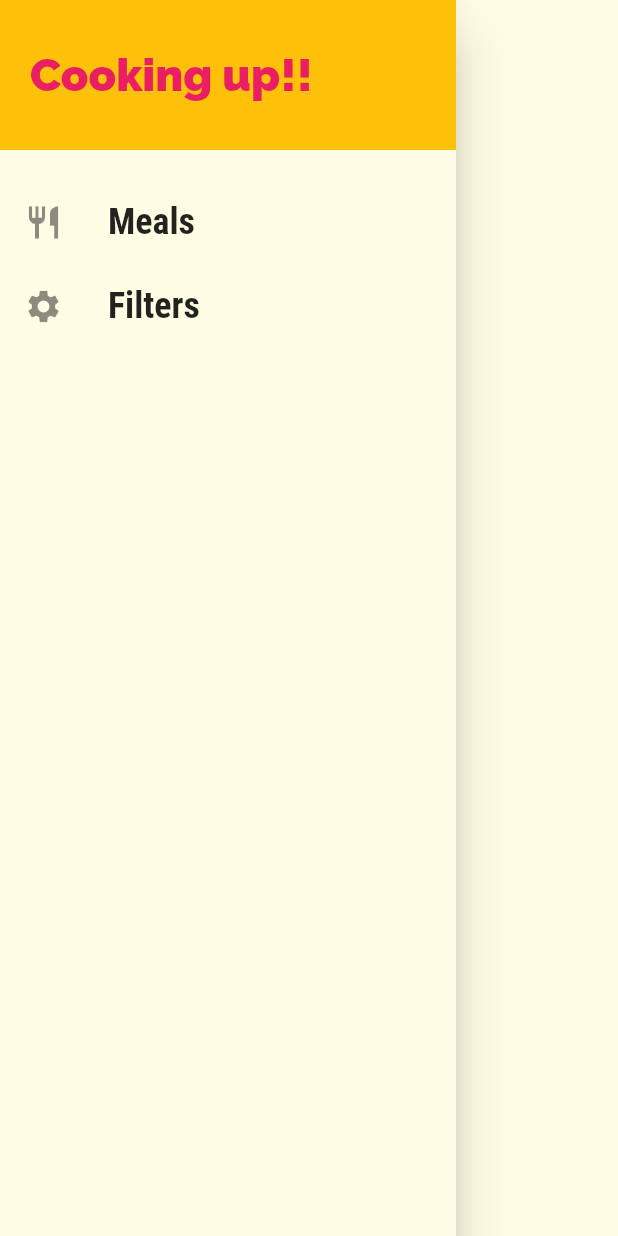
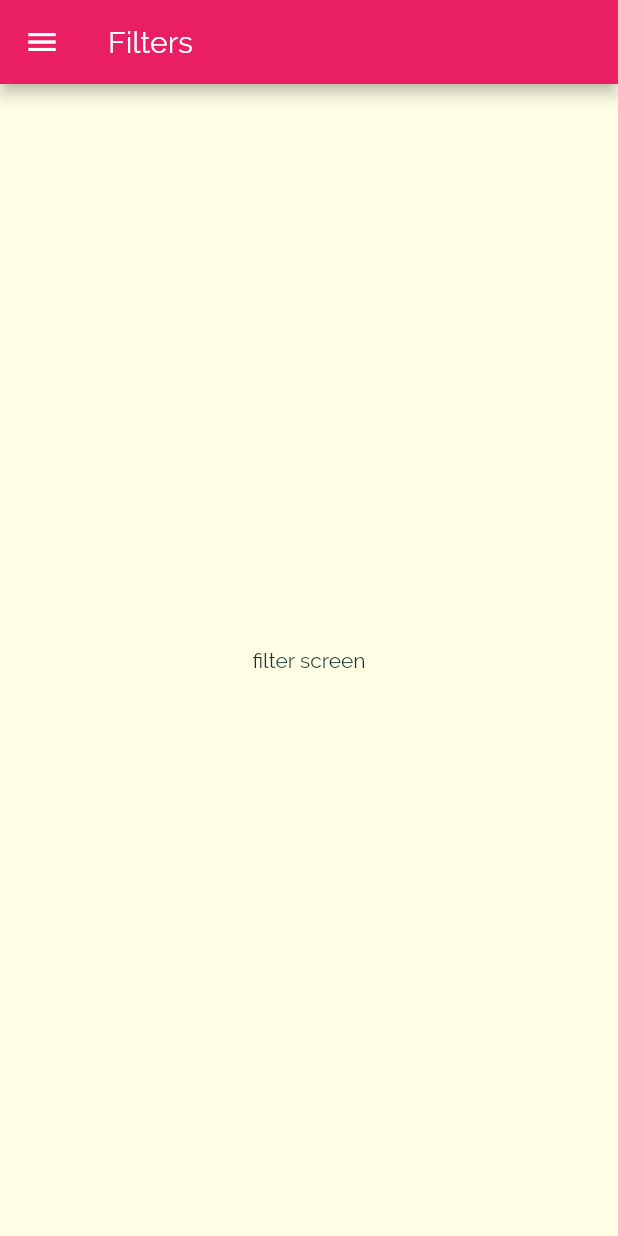
Before and after one commit to lhmisho/meal_app, a Flutter app: the MainDrawer widget shown alone on an empty page, opened directly, after a tap on "Filters", on a phone screen of 412 x 824 dp. Run offline on Flutter 3.47's test engine with Material 2 defaults, Android fonts, the phone set to English and light mode, and no system bars.

Commit message:
adding links to the drawer

```diff
--- a/lib/main.dart
+++ b/lib/main.dart
@@ -1,4 +1,6 @@
 import 'package:flutter/material.dart';
+
+import './screens/filters_screen.dart';
 import './screens/tab_screens.dart';
 import './screens/meal_details_screen.dart';
 import './screens/category_meals_screen.dart';
@@ -33,11 +35,12 @@ class MyApp extends StatelessWidget {
         '/': (ctx) => TabsScreen(),
         CategoryMealsScreen.routeName: (ctx) => CategoryMealsScreen(),
         MealDetailsScreen.routeName: (ctx) => MealDetailsScreen(),
+        FiltersScreen.routeName: (ctx) => FiltersScreen(),
       },
-      onGenerateRoute: (settings){
+      onGenerateRoute: (settings) {
         // dynamic routs will be there;
       },
-      onUnknownRoute: (settings){
+      onUnknownRoute: (settings) {
         // show 404 error page
         return MaterialPageRoute(builder: (ctx) => MyHomePage());
       },
--- /dev/null
+++ b/lib/screens/filters_screen.dart
@@ -0,0 +1,18 @@
+import 'package:flutter/material.dart';
+import '../widgets/main_drawer.dart';
+
+class FiltersScreen extends StatelessWidget {
+  static const routeName = '/filter-screen';
+  @override
+  Widget build(BuildContext context) {
+    return Scaffold(
+      appBar: AppBar(
+        title: Text('Filters'),
+      ),
+      drawer: MainDrawer(),
+      body: Center(
+        child: Text('filter screen'),
+      ),
+    );
+  }
+}
--- a/lib/widgets/main_drawer.dart
+++ b/lib/widgets/main_drawer.dart
@@ -1,4 +1,5 @@
 import 'package:flutter/material.dart';
+import '../screens/filters_screen.dart';
 
 class MainDrawer extends StatelessWidget {
   @override
@@ -24,14 +25,22 @@ class MainDrawer extends StatelessWidget {
           SizedBox(
             height: 20,
           ),
-          buildListTitle('Meals', Icons.restaurant),
-          buildListTitle('Filters', Icons.settings),
+          buildListTitle(
+            'Meals',
+            Icons.restaurant,
+            () => Navigator.of(context).pushNamed('/'),
+          ),
+          buildListTitle(
+            'Filters',
+            Icons.settings,
+            () => Navigator.of(context).pushNamed(FiltersScreen.routeName),
+          ),
         ],
       ),
     );
   }
 
-  Widget buildListTitle(String title, IconData icon) {
+  Widget buildListTitle(String title, IconData icon, Function tapHandler) {
     return ListTile(
       leading: Icon(
         icon,
@@ -45,7 +54,7 @@ class MainDrawer extends StatelessWidget {
           fontWeight: FontWeight.bold,
         ),
       ),
-      onTap: () {},
+      onTap: tapHandler,
     );
   }
 }
```
